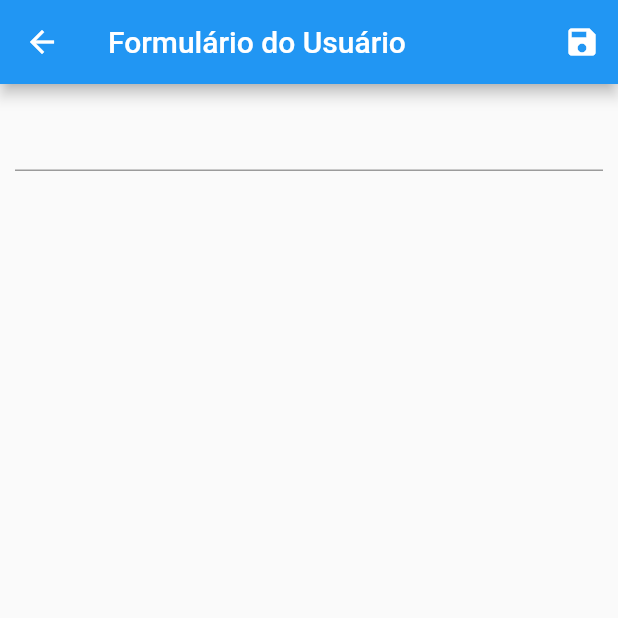
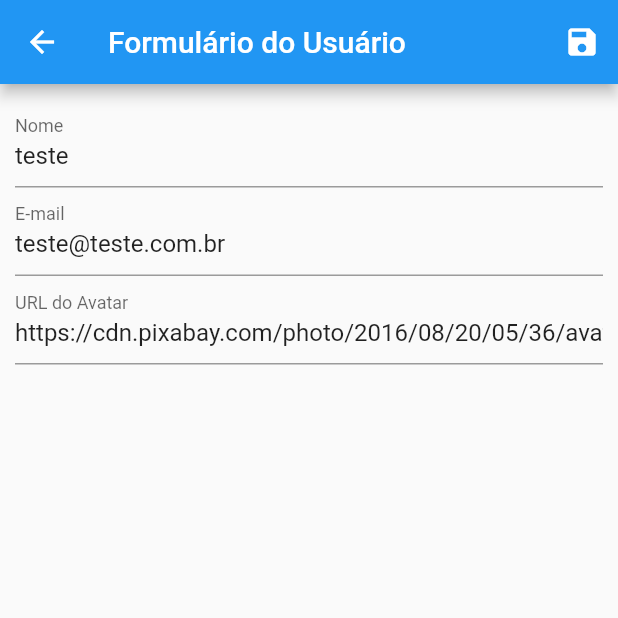
Before and after one commit to pedrorosadev/flutter_crud, a Flutter app: the screen it shows after launch, after a tap on the "edit" icon, on a phone screen of 412 x 824 dp, the top half of it. Run offline on Flutter 3.47's test engine with Material 2 defaults, Android fonts, the phone set to English and light mode, and no system bars; network calls fail.

Commit message:
feat: crud completo

```diff
--- a/lib/data/dummy_users.dart
+++ b/lib/data/dummy_users.dart
@@ -6,12 +6,19 @@ const dummyUsers = {
     name: 'teste',
     email: 'teste@teste.com.br',
     avatarURL:
-        'https://br.freepik.com/vetores-gratis/garota-bonita-e-alegre-sorrindo-logotipo-de-expressao-banner-ilustracao-de-arte-de-desenho-animado-desenhada-a-mao_25029602.htm#query=avatar&position=21&from_view=search&track=sph',
+        'https://cdn.pixabay.com/photo/2016/08/20/05/36/avatar-1606914_960_720.png',
   ),
   '2': User(
       id: '2',
       name: 'pedro',
       email: 'pedro@teste.com',
       avatarURL:
-          'https://br.freepik.com/vetores-gratis/homem-misterioso-da-mafia-fumando-um-cigarro_7074311.htm#query=avatar&position=33&from_view=search&track=sph')
+          'https://cdn.pixabay.com/photo/2016/04/01/11/25/avatar-1300331_960_720.png'),
+  '3': User(
+    id: '3',
+    name: 'receba',
+    email: 'receba@teste.com.br',
+    avatarURL:
+        'https://cdn.pixabay.com/photo/2014/04/03/10/32/user-310807_960_720.png',
+  ),
 };
--- a/lib/main.dart
+++ b/lib/main.dart
@@ -24,7 +24,7 @@ class MyApp extends StatelessWidget {
         debugShowCheckedModeBanner: false,
         routes: {
           AppRoutes.Home: (_) => UserList(),
-          AppRoutes.USER_FORM: (_) => const UserForm(),
+          AppRoutes.USER_FORM: (_) => UserForm(),
         },
       ),
     );
--- a/lib/views/user_form.dart
+++ b/lib/views/user_form.dart
@@ -1,17 +1,65 @@
 import 'package:flutter/material.dart';
 import 'package:flutter/src/widgets/framework.dart';
+import 'package:flutter_crud/models/user.dart';
+import 'package:flutter_crud/provider/users.dart';
+import 'package:provider/provider.dart';
 
-class UserForm extends StatelessWidget {
+class UserForm extends StatefulWidget {
   const UserForm({super.key});
 
   @override
+  State<UserForm> createState() => _UserFormState();
+}
+
+class _UserFormState extends State<UserForm> {
+  final _form = GlobalKey<FormState>();
+
+  final Map<String, String> _formData = {};
+
+  void _loadFormData(User user) {
+    if (user != null) {
+      _formData['id'] = user.id;
+      _formData['name'] = user.name;
+      _formData['email'] = user.email;
+      _formData['avatarURL'] = user.avatarURL;
+    }
+  }
+
+  // @override
+  // void didChangeDependencies() {
+  //   super.didChangeDependencies();
+
+  //   final user = ModalRoute.of(context)?.settings.arguments as User;
+
+  //   _loadFormData(user);
+  // }
+
+  @override
   Widget build(BuildContext context) {
+    //TODO: Fix Expected a Value of Type 'User', but got one of type 'Null'
+    final user = ModalRoute.of(context)?.settings.arguments as User;
+    _loadFormData(user);
+
     return Scaffold(
       appBar: AppBar(
         title: const Text('Formulário do Usuário'),
         actions: [
           IconButton(
-            onPressed: () {},
+            onPressed: () {
+              final isValid = _form.currentState?.validate();
+
+              if (isValid == true) {
+                _form.currentState?.save();
+
+                Provider.of<UsersProvider>(context, listen: false).put(User(
+                  id: _formData['id'].toString(),
+                  name: _formData['name'].toString(),
+                  email: _formData['email'].toString(),
+                  avatarURL: _formData['avatarURL'].toString(),
+                ));
+                Navigator.of(context).pop();
+              }
+            },
             icon: const Icon(Icons.save),
           ),
         ],
@@ -19,9 +67,49 @@ class UserForm extends StatelessWidget {
       body: Padding(
         padding: const EdgeInsets.all(10),
         child: Form(
+            key: _form,
             child: Column(
-          children: <Widget>[TextFormField()],
-        )),
+              children: <Widget>[
+                TextFormField(
+                  initialValue: _formData['name'],
+                  validator: (value) {
+                    if (value == null || value.isEmpty) {
+                      return 'Nome Inválido';
+                    }
+                  },
+                  onSaved: (value) => {
+                    _formData['name'] = value!,
+                  },
+                  decoration: const InputDecoration(
+                    labelText: 'Nome',
+                  ),
+                ),
+                TextFormField(
+                  initialValue: _formData['email'],
+                  validator: (value) {
+                    if (value == null || value.isEmpty) {
+                      return 'E-mail Inválido';
+                    }
+                  },
+                  onSaved: (value) => _formData['email'] = value!,
+                  decoration: const InputDecoration(
+                    labelText: 'E-mail',
+                  ),
+                ),
+                TextFormField(
+                  initialValue: _formData['avatarURL'],
+                  validator: (value) {
+                    if (value == null || value.isEmpty) {
+                      return 'URL Inválida';
+                    }
+                  },
+                  onSaved: (value) => _formData['avatarURL'] = value!,
+                  decoration: const InputDecoration(
+                    labelText: 'URL do Avatar',
+                  ),
+                ),
+              ],
+            )),
       ),
     );
   }
--- a/lib/views/user_list.dart
+++ b/lib/views/user_list.dart
@@ -5,7 +5,6 @@ import 'package:flutter_crud/provider/users.dart';
 import 'package:flutter_crud/routes/app_routes.dart';
 import 'package:flutter_crud/widgets/user_title.dart';
 import 'package:provider/provider.dart';
-
 import '../models/user.dart';
 
 class UserList extends StatelessWidget {
```
Also changed, not shown: lib/widgets/user_title.dart (+27 -1 lines), flutter_01.png (added).
